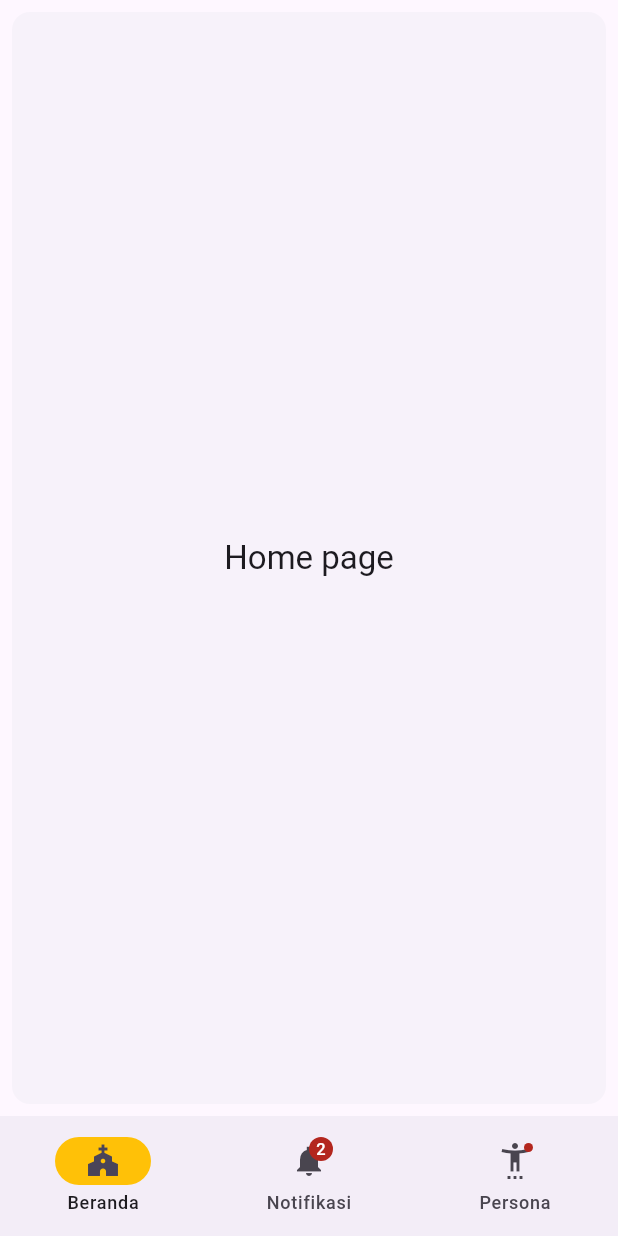
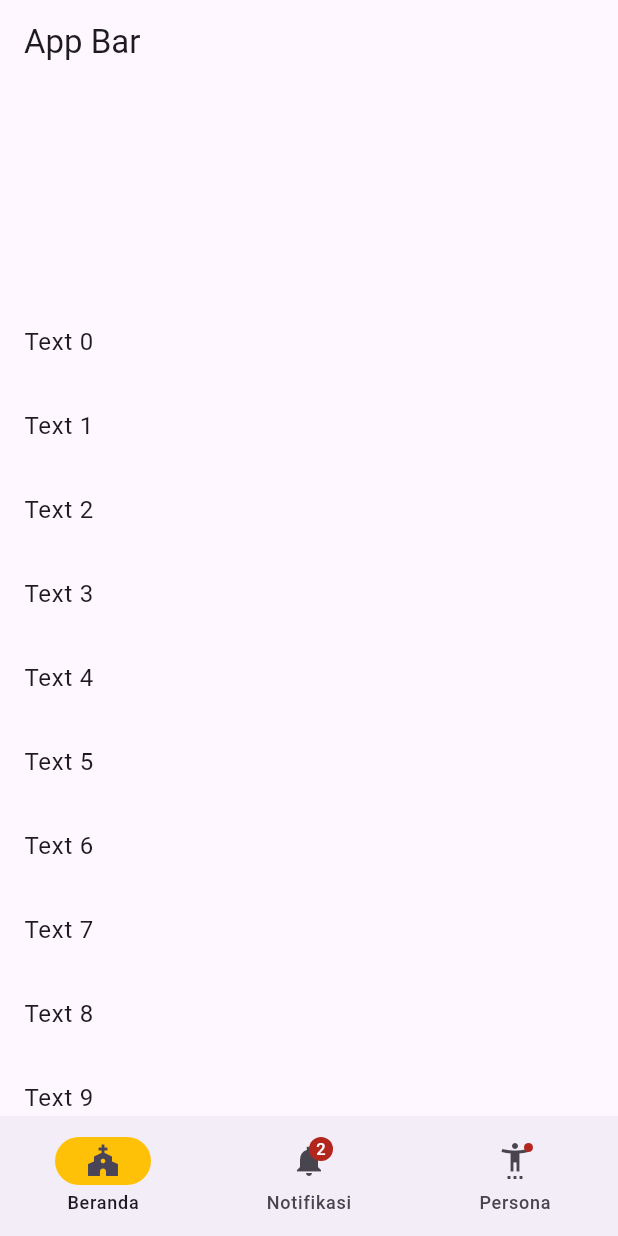
Before and after one commit to thesquad7/mobileGKI, a Flutter app: the screen it shows after launch, on a phone screen of 412 x 824 dp. Run offline on Flutter 3.47's test engine with Material 3 defaults, Android fonts, the phone set to English and light mode, and no system bars.

Commit message:
no progres1

```diff
--- a/lib/home/home_page.dart
+++ b/lib/home/home_page.dart
@@ -25,7 +25,7 @@ class NavigationExample extends StatefulWidget {
 
 class _NavigationExampleState extends State<NavigationExample> {
   int currentPageIndex = 0;
-
+  Halaman1() {}
   @override
   Widget build(BuildContext context) {
     final ThemeData theme = Theme.of(context);
@@ -59,14 +59,20 @@ class _NavigationExampleState extends State<NavigationExample> {
       ),
       body: <Widget>[
         //Halaman 1
-        Card(
-          shadowColor: Colors.transparent,
-          margin: const EdgeInsets.all(8.0),
-          child: SizedBox.expand(
-            child: Center(
-              child: Text(
-                'Home page',
-                style: theme.textTheme.titleLarge,
+        NestedScrollView(
+          headerSliverBuilder: (context, innerBoxIsScrolled) => [
+            SliverAppBar(
+              title: const Text('App Bar'),
+              expandedHeight: 200,
+              pinned: true,
+              forceElevated: innerBoxIsScrolled,
+            ),
+          ],
+          // The content of the scroll view
+          body: ListView.builder(
+            itemBuilder: (context, index) => ListTile(
+              title: Text(
+                'Text $index',
               ),
             ),
           ),
```
